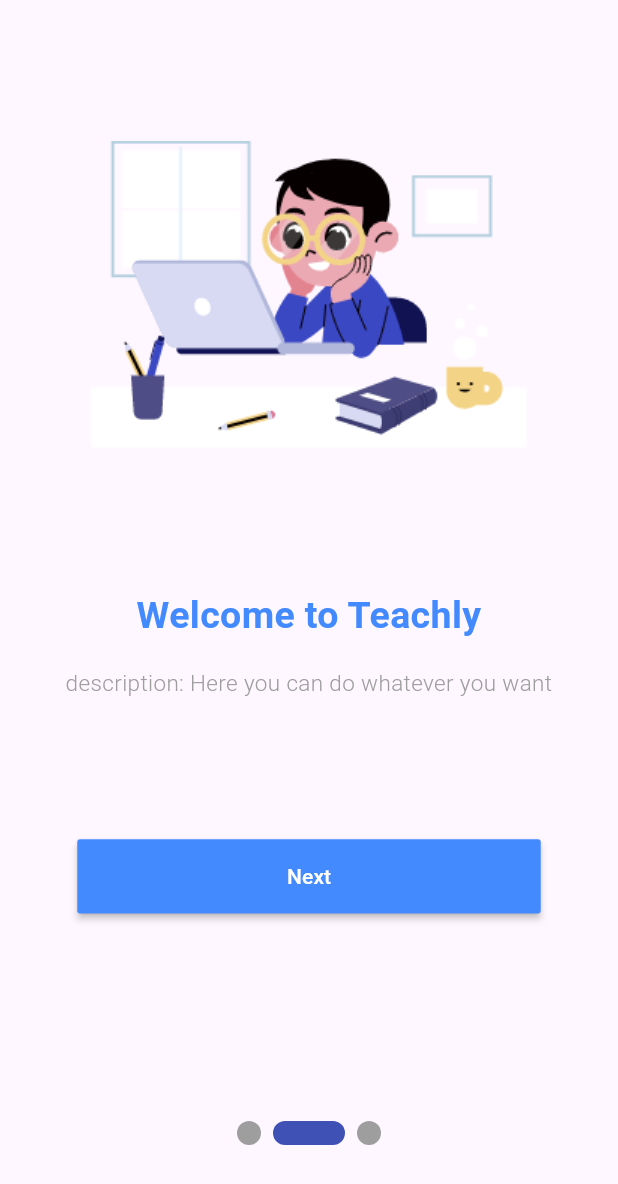
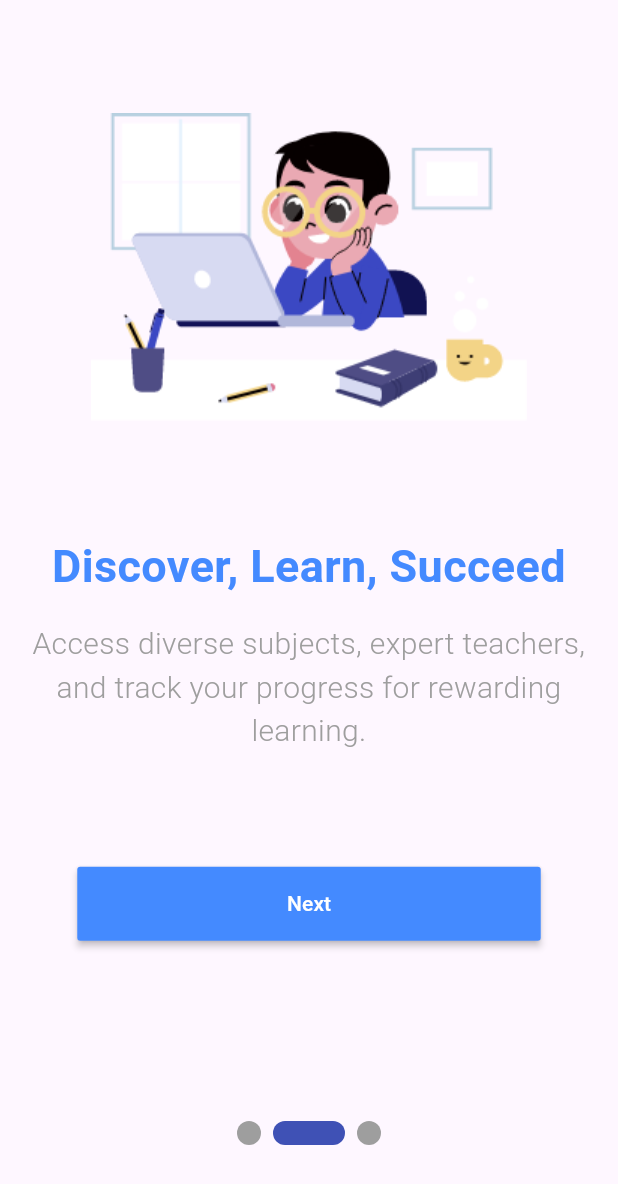
Before and after one commit to Nautilus015/teachly, a Flutter app: the OnboardingScreen screen opened directly, after a tap on "Next", on a phone screen of 412 x 824 dp. Shown: the top 1184 px of the screen. Run offline on Flutter 3.47's test engine with Material 3 defaults, Android fonts, the phone set to English and light mode, and no system bars; drawn by our look-alikes of smooth_page_indicator; our stand-ins replace curved_navigation_bar, firebase_auth, firebase_core, get, shared_preferences; missing offline and left inert: firebase_app_check, flutter_windowmanager; accounts and stored records are empty.

Commit message:
some changes

```diff
--- a/lib/controllers/OnboardingController.dart
+++ b/lib/controllers/OnboardingController.dart
@@ -1,21 +1,20 @@
 import 'package:flutter/material.dart';
 import 'package:flutter_windowmanager/flutter_windowmanager.dart';
 import 'package:get/get.dart';
+import 'package:shared_preferences/shared_preferences.dart';
 import 'package:teachly/screens/LoginScreen.dart';
 import '../screens/onboarding/OnboardingCard.dart';
 
 class OnboardingController extends GetxController {
-
   static final PageController pageController = PageController(initialPage: 0);
-
   getPageController() {
     return pageController;
   }
   List<Widget> onboardingPages = [
     OnboardingCard(
       image: 'assets/images/page1.png',
-      title: 'Welcome to Teachly',
-      description: 'description: Here you can do whatever you want',
+      title: 'Welcome to Your Learning Journey',
+      description: "Embark on an educational adventure with interactive lessons to excel in high school.",
       buttonText: 'Next',
       onPress: () {
         pageController.animateToPage(1,
@@ -24,8 +23,8 @@ class OnboardingController extends GetxController {
     ),
     OnboardingCard(
       image: 'assets/images/page2.png',
-      title: 'Welcome to Teachly',
-      description: 'description: Here you can do whatever you want',
+      title: 'Discover, Learn, Succeed',
+      description: 'Access diverse subjects, expert teachers, and track your progress for rewarding learning.',
       buttonText: 'Next',
       onPress: () {
         pageController.animateToPage(2,
@@ -34,11 +33,13 @@ class OnboardingController extends GetxController {
     ),
     OnboardingCard(
       image: 'assets/images/page3.png',
-      title: 'Welcome to Teachly',
-      description: 'description: Here you can do whatever you want',
+      title: 'Stay Motivated and Achieve More',
+      description: 'Achieve more with personalized learning paths, progress tracking, and peer connections.',
       buttonText: 'Done',
-      onPress: () {
-        // Get.off(() => LoginScreen());
+      onPress: () async {
+        final SharedPreferences prefs = await SharedPreferences.getInstance();
+        await prefs.setBool('firstTime', false);
+        Get.off(() => LoginScreen());
       },
     )
   ];
--- a/lib/controllers/forgotpwController.dart
+++ b/lib/controllers/forgotpwController.dart
@@ -3,6 +3,7 @@ import 'package:flutter/material.dart';
 import 'package:get/get.dart';
 import 'package:get/get_core/src/get_main.dart';
 import 'package:get/get_state_manager/src/simple/get_controllers.dart';
+import 'package:teachly/screens/LoginScreen.dart';
 
 class forgotpwController extends GetxController {
   TextEditingController emailcontroller = TextEditingController();
--- a/lib/controllers/splashController.dart
+++ b/lib/controllers/splashController.dart
@@ -1,5 +1,7 @@
 import 'package:flutter/services.dart';
 import 'package:get/get.dart';
+import 'package:shared_preferences/shared_preferences.dart';
+import 'package:teachly/screens/onboarding/OnboardingScreen.dart';
 
 import '../screens/LoginScreen.dart';
 
@@ -11,15 +13,20 @@ class SplashController extends GetxController {
   }
 
   Future<void> initSplash() async {
-    SystemChrome.setEnabledSystemUIMode(SystemUiMode.immersive);
-    await Future.delayed(Duration(seconds: 4));
-    Get.off(() => LoginScreen());
+    final SharedPreferences prefs = await SharedPreferences.getInstance();
+    final bool? firstTime = prefs.getBool('firstTime');
+    await Future.delayed(Duration(seconds: 3),(){
+      if(firstTime==false){
+        Get.off(()=>LoginScreen());
+      }
+      else{
+        Get.off(() => OnboardingScreen());
+      }
+    });
   }
 
   @override
   void onClose() {
-    SystemChrome.setEnabledSystemUIMode(SystemUiMode.manual,
-        overlays: SystemUiOverlay.values);
     super.onClose();
   }
 }
--- a/lib/screens/onboarding/OnboardingCard.dart
+++ b/lib/screens/onboarding/OnboardingCard.dart
@@ -1,6 +1,4 @@
 import 'package:flutter/material.dart';
-import 'package:get/get.dart';
-import 'package:teachly/controllers/OnboardingController.dart';
 
 class OnboardingCard extends StatelessWidget {
   final String image, title, description, buttonText;
@@ -34,7 +32,7 @@ class OnboardingCard extends StatelessWidget {
                 child: Text(
                   title,
                   textAlign: TextAlign.center,
-                  style: TextStyle(color: Colors.blueAccent, fontSize: 25,fontWeight: FontWeight.bold),
+                  style: TextStyle(color: Colors.blueAccent, fontSize: 30,fontWeight: FontWeight.bold),
                 ),
               ),
               Padding(
@@ -42,7 +40,7 @@ class OnboardingCard extends StatelessWidget {
                 child: Text(
                   description,
                   textAlign: TextAlign.center,
-                  style: TextStyle(color: Colors.grey, fontSize: 15,fontWeight: FontWeight.w300),
+                  style: TextStyle(color: Colors.grey, fontSize: 20,fontWeight: FontWeight.w300),
                 ),
               )
             ],
--- a/pubspec.yaml
+++ b/pubspec.yaml
@@ -43,6 +43,8 @@ dependencies:
   cloud_firestore: ^5.0.2
   firebase_storage: ^12.1.0
   image_picker: ^1.1.2
+  firebase_app_check: ^0.3.0+2
+  shared_preferences: ^2.2.3
 
 dev_dependencies:
   flutter_test:
```
Also changed, not shown: lib/main.dart (+18 -8 lines), lib/screens/splashScreen.dart (+5 -5 lines), pubspec.lock, 2 other files.
